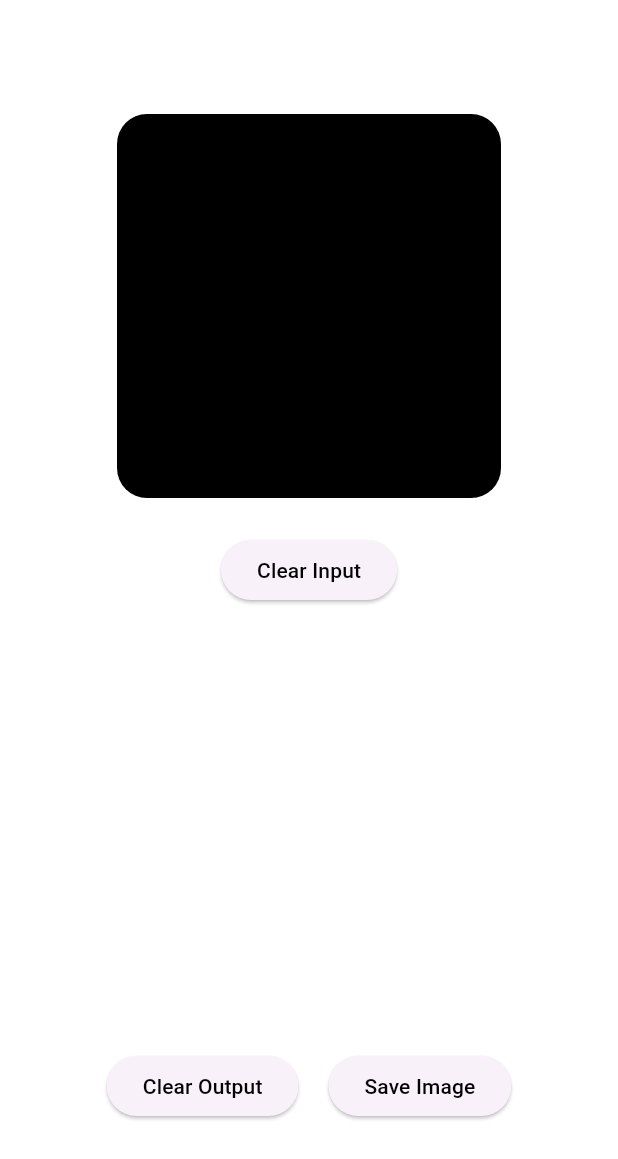
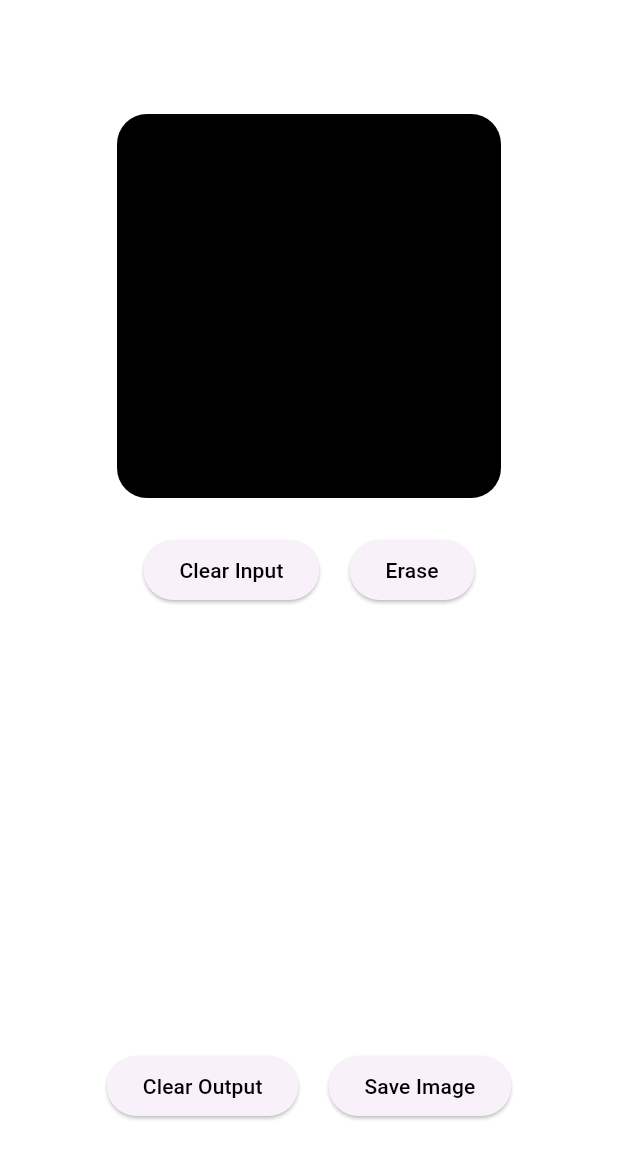
Before and after one commit to offfahad/human-face-sketch-to-real, a Flutter app: the screen it shows after launch, on a phone screen of 412 x 824 dp. Shown: the top 1159 px of the screen. Run offline on Flutter 3.47's test engine with Material 2 defaults, Android fonts, the phone set to English and light mode, and no system bars; our stand-ins replace cloud_firestore, file_picker, firebase_auth, image_gallery_saver, splashscreen; accounts and stored records are empty.

Commit message:
eraser-added

```diff
--- a/Frontend/Flutter 3.0/face_generator_fyp/lib/main.dart
+++ b/Frontend/Flutter 3.0/face_generator_fyp/lib/main.dart
@@ -12,7 +12,8 @@ class MyApp extends StatelessWidget {
   @override
   Widget build(BuildContext context) {
     return MaterialApp(
-      title: 'Flutter Demo',
+      title: 'Face Generator',
+      debugShowCheckedModeBanner: false,
       theme: ThemeData(
         colorScheme: ColorScheme.fromSeed(seedColor: Colors.deepPurple),
         useMaterial3: true,
--- a/Frontend/Flutter 3.0/face_generator_fyp/lib/screens/home.dart
+++ b/Frontend/Flutter 3.0/face_generator_fyp/lib/screens/home.dart
@@ -17,6 +17,7 @@ class Home extends StatefulWidget {
 class _HomeState extends State<Home> {
   List<DrawingArea?> points = [];
   Widget imageOutput = Container();
+  bool isErasing = false;
 
   void saveToImage(List<DrawingArea?> points) async {
     final recorder = ui.PictureRecorder();
@@ -50,7 +51,7 @@ class _HomeState extends State<Home> {
 
   void fetchResponse(var base64Image) async {
     var data = {"Image": base64Image};
-    var url = Uri.parse("http://192.168.1.132:5000/predict");
+    var url = Uri.parse("http://192.168.47.56:5000/predict");
 
     Map<String, String> headers = {
       'Content-type': 'application/json',
@@ -125,7 +126,7 @@ class _HomeState extends State<Home> {
                             areaPaint: Paint()
                               ..strokeCap = StrokeCap.round
                               ..isAntiAlias = true
-                              ..color = Colors.white
+                              ..color = isErasing ? Colors.black : Colors.white
                               ..strokeWidth = 2.0));
                       });
                     },
@@ -136,7 +137,7 @@ class _HomeState extends State<Home> {
                             areaPaint: Paint()
                               ..strokeCap = StrokeCap.round
                               ..isAntiAlias = true
-                              ..color = Colors.white
+                              ..color = isErasing ? Colors.black : Colors.white
                               ..strokeWidth = 2.0));
                       });
                     },
@@ -159,13 +160,28 @@ class _HomeState extends State<Home> {
                 )),
             Padding(
                 padding: const EdgeInsets.all(8.0),
-                child: ElevatedButton(
+                child: Row(
+                  mainAxisAlignment: MainAxisAlignment.center,
+                  children: [
+                    ElevatedButton(
                       onPressed: () {
                         setState(() {
                           points.clear();
                         });
                       },
                       child: const Text('Clear Input', style: TextStyle(color: Colors.black),),
+                    ),
+                    const SizedBox(width: 20.0),
+                    ElevatedButton(
+                      onPressed: () {
+                        setState(() {
+                          isErasing = !isErasing;
+                        });
+                      },
+                      child: Text(isErasing ? 'Draw' : 'Erase', style: const TextStyle(color: Colors.black),),
+                    ),
+                  ],
+
                 )),
             Padding(
               padding: const EdgeInsets.symmetric(vertical: 16.0),
```
Lines whose indentation alone changed are shown as unchanged.
